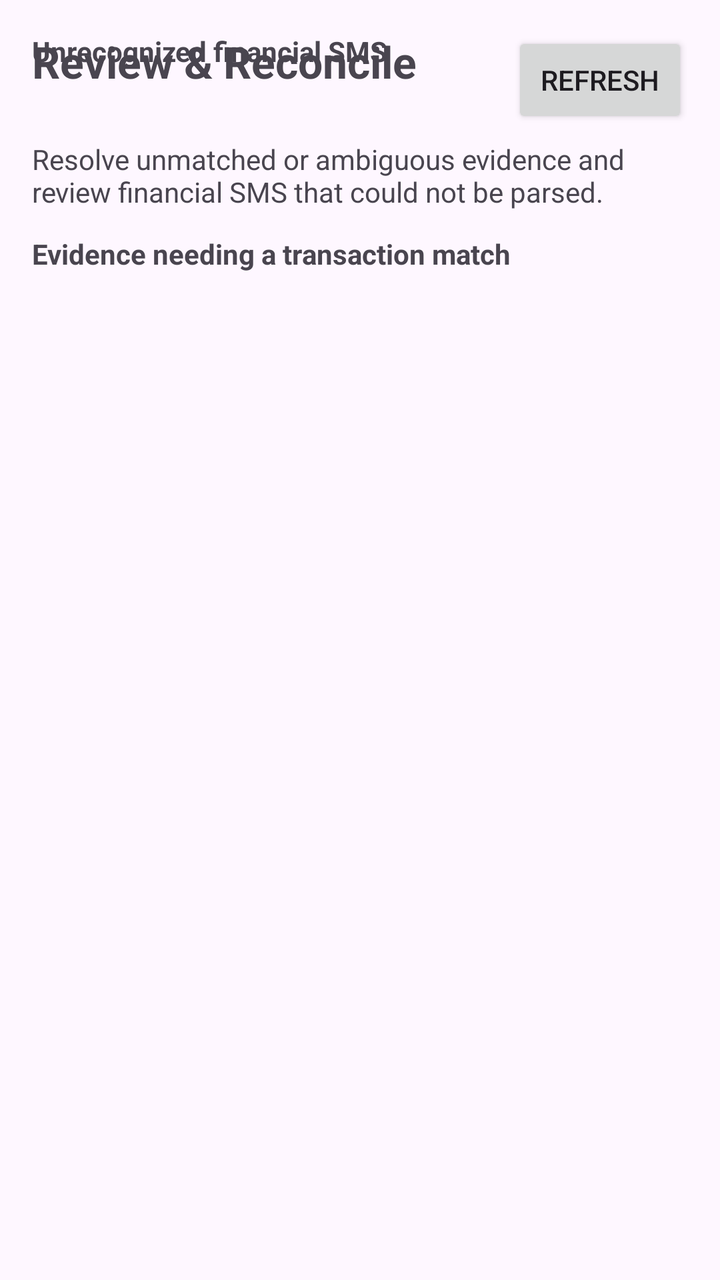
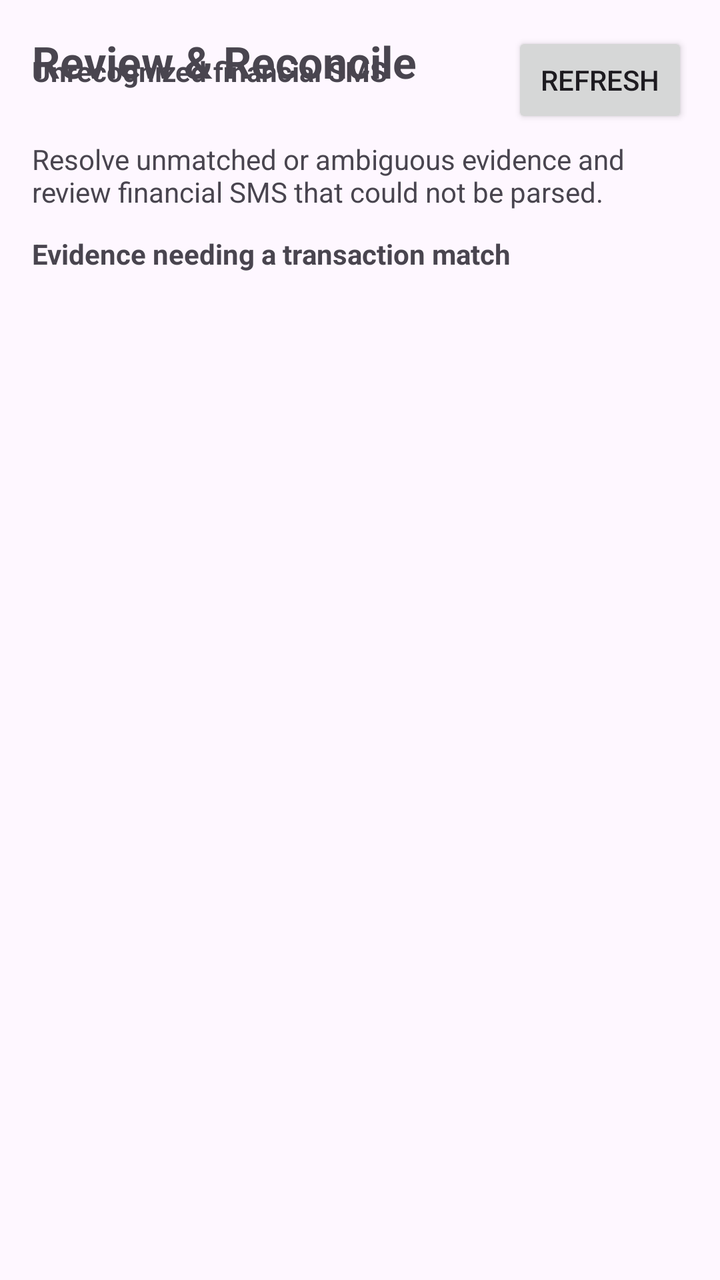

Compare the two renders of this Android layout. The source of the first and the diff that turns it into the second are given below.
<!-- AndroidManifest.xml: application theme Theme.FinanceSMSTracker -->
<!-- res/layout/activity_review.xml -->
<?xml version="1.0" encoding="utf-8"?>
<androidx.constraintlayout.widget.ConstraintLayout xmlns:android="http://schemas.android.com/apk/res/android"
    xmlns:app="http://schemas.android.com/apk/res-auto"
    android:layout_width="match_parent"
    android:layout_height="match_parent"
    android:padding="16dp">

    <TextView
        android:id="@+id/textViewReviewTitle"
        android:layout_width="0dp"
        android:layout_height="wrap_content"
        android:text="Review &amp; Reconcile"
        android:textSize="22sp"
        android:textStyle="bold"
        app:layout_constraintEnd_toStartOf="@id/buttonRefreshReviews"
        app:layout_constraintStart_toStartOf="parent"
        app:layout_constraintTop_toTopOf="parent" />

    <Button
        android:id="@+id/buttonRefreshReviews"
        android:layout_width="wrap_content"
        android:layout_height="wrap_content"
        android:text="Refresh"
        app:layout_constraintEnd_toEndOf="parent"
        app:layout_constraintTop_toTopOf="parent" />

    <TextView
        android:id="@+id/textViewReviewSubtitle"
        android:layout_width="0dp"
        android:layout_height="wrap_content"
        android:layout_marginTop="6dp"
        android:text="Resolve unmatched or ambiguous evidence and review financial SMS that could not be parsed."
        android:textSize="14sp"
        app:layout_constraintEnd_toEndOf="parent"
        app:layout_constraintStart_toStartOf="parent"
        app:layout_constraintTop_toBottomOf="@id/buttonRefreshReviews" />

    <TextView
        android:id="@+id/textViewEvidenceSection"
        android:layout_width="wrap_content"
        android:layout_height="wrap_content"
        android:layout_marginTop="12dp"
        android:text="Evidence needing a transaction match"
        android:textStyle="bold"
        app:layout_constraintStart_toStartOf="parent"
        app:layout_constraintTop_toBottomOf="@id/textViewReviewSubtitle" />

    <androidx.recyclerview.widget.RecyclerView
        android:id="@+id/recyclerViewReviews"
        android:layout_width="0dp"
        android:layout_height="0dp"
        android:layout_marginTop="6dp"
        app:layout_constraintBottom_toTopOf="@id/textViewUnrecognizedSection"
        app:layout_constraintEnd_toEndOf="parent"
        app:layout_constraintStart_toStartOf="parent"
        app:layout_constraintTop_toBottomOf="@id/textViewEvidenceSection" />

    <TextView
        android:id="@+id/textViewNoReviews"
        android:layout_width="wrap_content"
        android:layout_height="wrap_content"
        android:text="No unmatched or ambiguous evidence."
        android:textSize="14sp"
        android:visibility="gone"
        app:layout_constraintBottom_toBottomOf="@id/recyclerViewReviews"
        app:layout_constraintEnd_toEndOf="@id/recyclerViewReviews"
        app:layout_constraintStart_toStartOf="@id/recyclerViewReviews"
        app:layout_constraintTop_toTopOf="@id/recyclerViewReviews" />

    <TextView
        android:id="@+id/textViewUnrecognizedSection"
        android:layout_width="wrap_content"
        android:layout_height="wrap_content"
        android:layout_marginTop="10dp"
        android:text="Unrecognized financial SMS"
        android:textStyle="bold"
        app:layout_constraintBottom_toTopOf="@id/recyclerViewUnrecognized"
        app:layout_constraintStart_toStartOf="parent" />

    <androidx.recyclerview.widget.RecyclerView
        android:id="@+id/recyclerViewUnrecognized"
        android:layout_width="0dp"
        android:layout_height="0dp"
        android:layout_marginTop="6dp"
        app:layout_constraintBottom_toBottomOf="parent"
        app:layout_constraintEnd_toEndOf="parent"
        app:layout_constraintStart_toStartOf="parent"
        app:layout_constraintTop_toBottomOf="@id/textViewUnrecognizedSection" />

    <TextView
        android:id="@+id/textViewNoUnrecognized"
        android:layout_width="wrap_content"
        android:layout_height="wrap_content"
        android:text="No unrecognized financial SMS."
        android:textSize="14sp"
        android:visibility="gone"
        app:layout_constraintBottom_toBottomOf="@id/recyclerViewUnrecognized"
        app:layout_constraintEnd_toEndOf="@id/recyclerViewUnrecognized"
        app:layout_constraintStart_toStartOf="@id/recyclerViewUnrecognized"
        app:layout_constraintTop_toTopOf="@id/recyclerViewUnrecognized" />

</androidx.constraintlayout.widget.ConstraintLayout>
<!-- resources referenced by this layout -->
<resources>
  <style name="Theme.FinanceSMSTracker" parent="Base.Theme.FinanceSMSTracker" />
  <style name="Base.Theme.FinanceSMSTracker" parent="Theme.Material3.DayNight.NoActionBar">
          
          
      </style>
</resources>

<!-- the commit's change to res/layout/activity_review.xml (unified diff, before → after) -->
@@ -53,7 +53,8 @@
         app:layout_constraintBottom_toTopOf="@id/textViewUnrecognizedSection"
         app:layout_constraintEnd_toEndOf="parent"
         app:layout_constraintStart_toStartOf="parent"
-        app:layout_constraintTop_toBottomOf="@id/textViewEvidenceSection" />
+        app:layout_constraintTop_toBottomOf="@id/textViewEvidenceSection"
+        app:layout_constraintVertical_bias="0.5" />
 
     <TextView
         android:id="@+id/textViewNoReviews"
@@ -74,14 +75,15 @@
         android:layout_marginTop="10dp"
         android:text="Unrecognized financial SMS"
         android:textStyle="bold"
-        app:layout_constraintBottom_toTopOf="@id/recyclerViewUnrecognized"
-        app:layout_constraintStart_toStartOf="parent" />
+        app:layout_constraintStart_toStartOf="parent"
+        app:layout_constraintTop_toBottomOf="@id/recyclerViewReviews" />
 
     <androidx.recyclerview.widget.RecyclerView
         android:id="@+id/recyclerViewUnrecognized"
         android:layout_width="0dp"
         android:layout_height="0dp"
         android:layout_marginTop="6dp"
+        android:nestedScrollingEnabled="false"
         app:layout_constraintBottom_toBottomOf="parent"
         app:layout_constraintEnd_toEndOf="parent"
         app:layout_constraintStart_toStartOf="parent"
